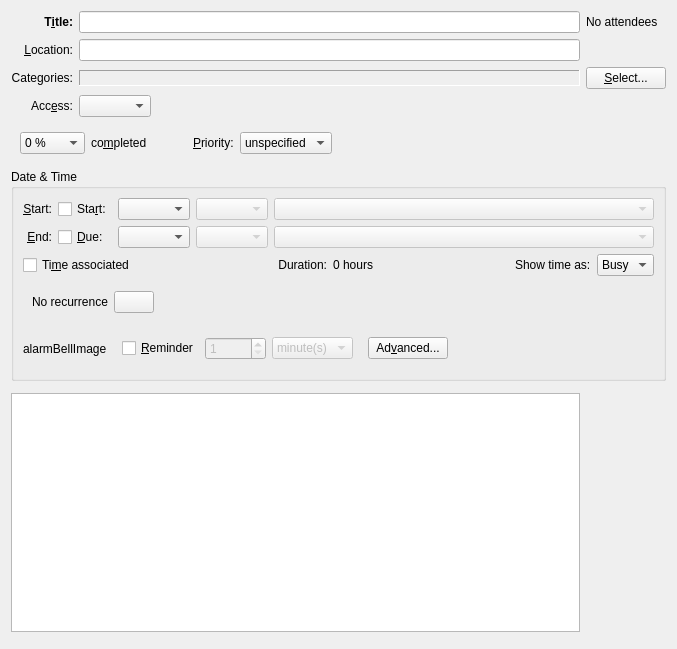
This is incidenceeditors/incidencegeneral.ui in chusopr/kdepim-ktimetracker-akonadi as Qt 5 draws it before an edit. The edited form follows.
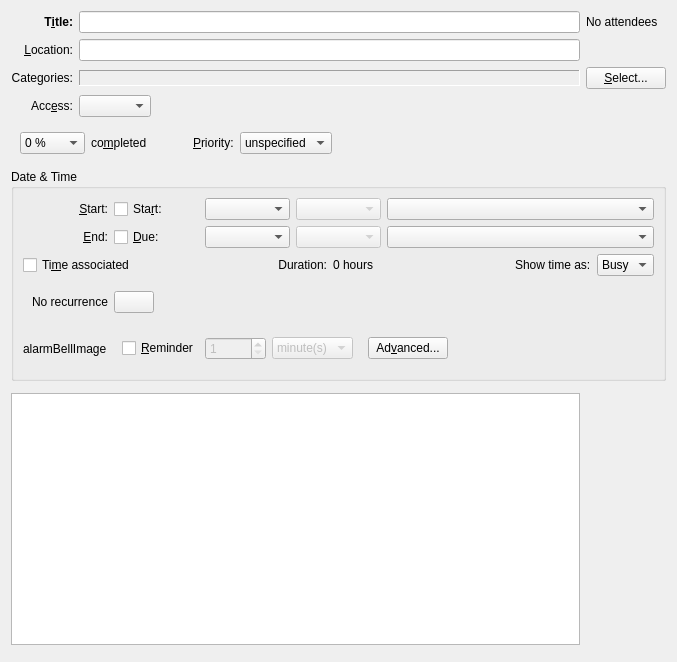
This is the edited form. Custom widgets are drawn as their Qt base class.

Commit message: Use KPIM::KTimeZoneComboBox instead of KComboBox.

The edit to the form file:
```diff
--- a/incidenceeditors/incidencegeneral.ui
+++ b/incidenceeditors/incidencegeneral.ui
@@ -10,7 +10,7 @@
     <x>0</x>
     <y>0</y>
     <width>677</width>
-    <height>649</height>
+    <height>662</height>
    </rect>
   </property>
   <property name="windowTitle">
@@ -468,22 +468,6 @@
         </property>
        </widget>
       </item>
-      <item row="0" column="4">
-       <widget class="KComboBox" name="mTimeZoneComboStart">
-        <property name="enabled">
-         <bool>false</bool>
-        </property>
-        <property name="sizePolicy">
-         <sizepolicy hsizetype="MinimumExpanding" vsizetype="Fixed">
-          <horstretch>0</horstretch>
-          <verstretch>0</verstretch>
-         </sizepolicy>
-        </property>
-        <property name="whatsThis">
-         <string extracomment="@info:whatsthis">Select the timezone for this event. It will also affect recurrences</string>
-        </property>
-       </widget>
-      </item>
       <item row="1" column="0">
        <widget class="QLabel" name="label_6">
         <property name="text">
@@ -530,23 +514,7 @@
         </property>
        </widget>
       </item>
-      <item row="1" column="4">
-       <widget class="KComboBox" name="mTimeZoneComboDue">
-        <property name="enabled">
-         <bool>false</bool>
-        </property>
-        <property name="sizePolicy">
-         <sizepolicy hsizetype="MinimumExpanding" vsizetype="Fixed">
-          <horstretch>0</horstretch>
-          <verstretch>0</verstretch>
-         </sizepolicy>
-        </property>
-        <property name="whatsThis">
-         <string extracomment="@info:whatsthis">Select the timezone for this event. It will also affect recurrences</string>
-        </property>
-       </widget>
-      </item>
-      <item row="5" column="0" colspan="5">
+      <item row="5" column="0" colspan="7">
        <layout class="QHBoxLayout" name="horizontalLayout_4">
         <item>
          <widget class="QLabel" name="mAlarmBell">
@@ -701,7 +669,7 @@
         </item>
        </layout>
       </item>
-      <item row="3" column="0" colspan="5">
+      <item row="3" column="0" colspan="7">
        <widget class="QWidget" name="mRecurrenceSpecifics" native="true">
         <layout class="QHBoxLayout" name="horizontalLayout">
          <item>
@@ -734,7 +702,7 @@
         </layout>
        </widget>
       </item>
-      <item row="2" column="0" colspan="5">
+      <item row="2" column="0" colspan="7">
        <layout class="QHBoxLayout" name="horizontalLayout_3">
         <item>
          <widget class="QCheckBox" name="mTimeCheck">
@@ -815,6 +783,32 @@
         </item>
        </layout>
       </item>
+      <item row="0" column="4" colspan="3">
+       <widget class="KPIM::KTimeZoneComboBox" name="mTimeZoneComboStart">
+        <property name="sizePolicy">
+         <sizepolicy hsizetype="MinimumExpanding" vsizetype="Fixed">
+          <horstretch>0</horstretch>
+          <verstretch>0</verstretch>
+         </sizepolicy>
+        </property>
+        <property name="whatsThis">
+         <string extracomment="@info:whatsthis">Select the timezone for this event. It will also affect recurrences</string>
+        </property>
+       </widget>
+      </item>
+      <item row="1" column="4" colspan="3">
+       <widget class="KPIM::KTimeZoneComboBox" name="mTimeZoneComboDue2">
+        <property name="sizePolicy">
+         <sizepolicy hsizetype="MinimumExpanding" vsizetype="Fixed">
+          <horstretch>0</horstretch>
+          <verstretch>0</verstretch>
+         </sizepolicy>
+        </property>
+        <property name="whatsThis">
+         <string extracomment="@info:whatsthis">Select the timezone for this event. It will also affect recurrences</string>
+        </property>
+       </widget>
+      </item>
      </layout>
     </widget>
    </item>
@@ -835,13 +829,16 @@
     </widget>
    </item>
    <item row="8" column="0" colspan="3">
-    <widget class="QWidget" name="mAttachmentPlaceHolder" native="true">
-     <zorder>mDescriptionEdit</zorder>
-    </widget>
+    <widget class="QWidget" name="mAttachmentPlaceHolder" native="true"/>
    </item>
   </layout>
  </widget>
  <customwidgets>
+  <customwidget>
+   <class>KPIM::KTimeZoneComboBox</class>
+   <extends>KComboBox</extends>
+   <header>libkdepim/ktimezonecombobox.h</header>
+  </customwidget>
   <customwidget>
    <class>KPIM::KTimeEdit</class>
    <extends>QComboBox</extends>
```
Left out of the diff: 32 changed lines with no effect on the pictures.
